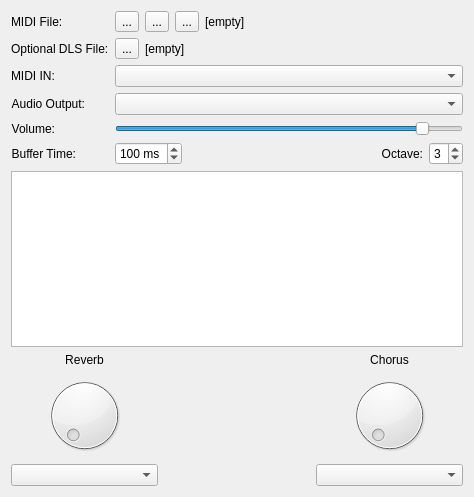
This is guisynth/mainwindow.ui in pedrolcl/multiplatform-sonivoxeas as Qt 5 draws it before an edit. The edited form follows.
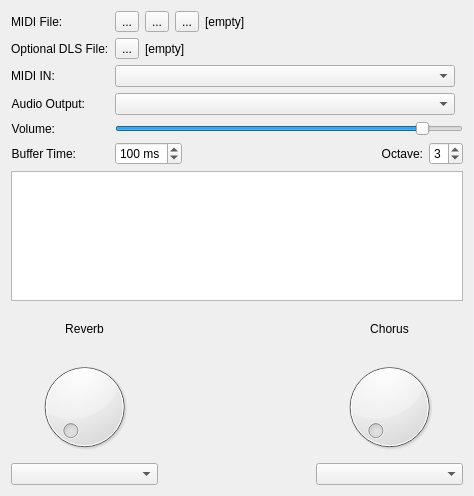
This is the edited form. Icons and pictures are not drawn. Custom widgets are drawn as their Qt base class.

What changed in the file:
```diff
--- a/guisynth/mainwindow.ui
+++ b/guisynth/mainwindow.ui
@@ -7,9 +7,15 @@
     <x>0</x>
     <y>0</y>
     <width>474</width>
-    <height>497</height>
+    <height>496</height>
    </rect>
   </property>
+  <property name="minimumSize">
+   <size>
+    <width>474</width>
+    <height>496</height>
+   </size>
+  </property>
   <property name="windowTitle">
    <string>Sonivox EAS Synth</string>
   </property>
@@ -33,6 +39,12 @@
         <height>130</height>
        </size>
       </property>
+      <property name="maximumSize">
+       <size>
+        <width>16777215</width>
+        <height>130</height>
+       </size>
+      </property>
       <property name="baseSize">
        <size>
         <width>450</width>
@@ -212,7 +224,14 @@
        </widget>
       </item>
       <item row="2" column="1">
-       <widget class="QComboBox" name="combo_MIDI"/>
+       <widget class="QComboBox" name="combo_MIDI">
+        <property name="maximumSize">
+         <size>
+          <width>340</width>
+          <height>16777215</height>
+         </size>
+        </property>
+       </widget>
       </item>
       <item row="3" column="0">
        <widget class="QLabel" name="lblAudioOut">
@@ -241,6 +260,12 @@
           <verstretch>0</verstretch>
          </sizepolicy>
         </property>
+        <property name="maximumSize">
+         <size>
+          <width>340</width>
+          <height>16777215</height>
+         </size>
+        </property>
        </widget>
       </item>
       <item row="4" column="0">
```
